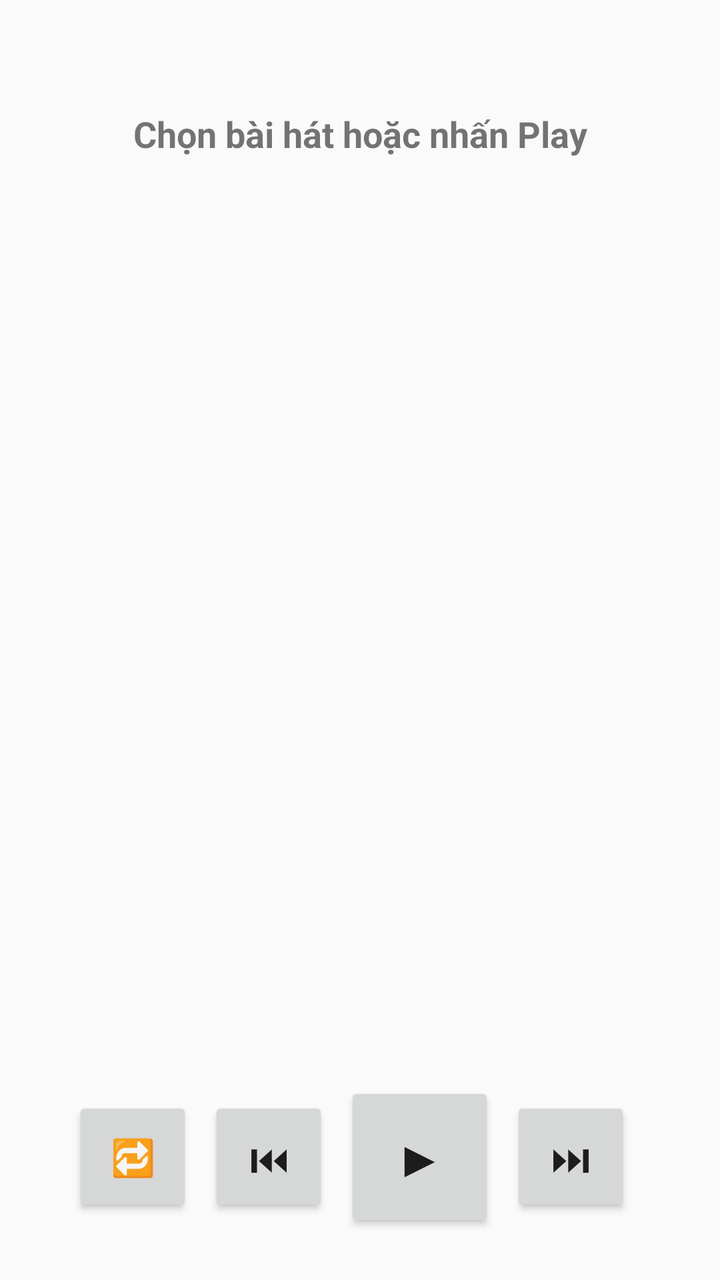
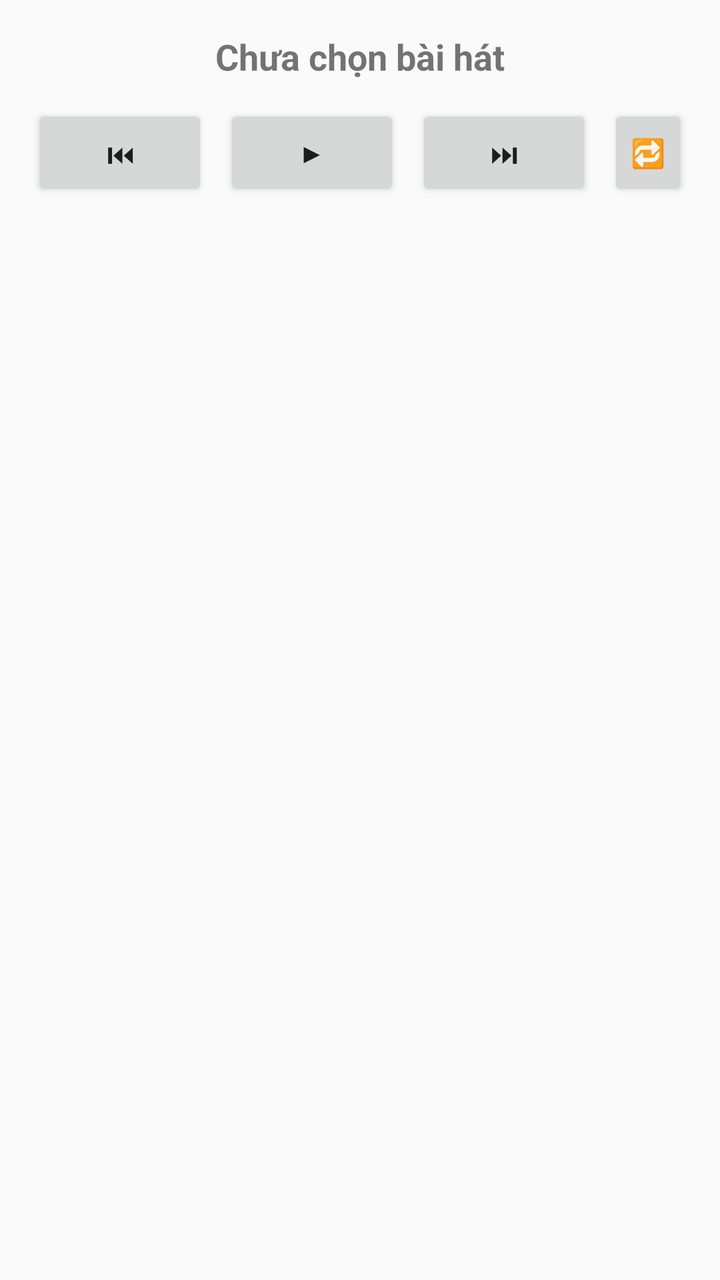

Before-and-after screenshots of an Android layout around one commit, followed by the original layout XML and the change that was made.
<!-- AndroidManifest.xml: application theme Theme.AppCompat.Light.NoActionBar -->
<!-- res/layout/activity_main.xml -->
<?xml version="1.0" encoding="utf-8"?>

<LinearLayout xmlns:android="http://schemas.android.com/apk/res/android"
    android:layout_width="match_parent"
    android:layout_height="match_parent"
    android:orientation="vertical"
    android:padding="16dp"
    android:gravity="center_horizontal">

    <TextView
        android:id="@+id/tvSongTitle"
        android:layout_width="match_parent"
        android:layout_height="0dp"
        android:layout_weight="1"
        android:text="Chọn bài hát hoặc nhấn Play"
        android:textSize="18sp"
        android:textStyle="bold"
        android:gravity="center"
        android:ellipsize="end"
        android:maxLines="2" />

    
    <ListView
        android:id="@+id/listViewSongs"
        android:layout_width="match_parent"
        android:layout_height="0dp"
        android:layout_weight="4"
        android:divider="#DDDDDD"
        android:dividerHeight="1dp" />

    
    <LinearLayout
        android:layout_width="match_parent"
        android:layout_height="wrap_content"
        android:orientation="horizontal"
        android:gravity="center"
        android:paddingTop="16dp"
        android:paddingBottom="8dp">

        <Button
            android:id="@+id/btnLoop"
            android:layout_width="60dp"
            android:layout_height="60dp"
            android:text="🔁"
            android:textSize="18sp" />

        <Button
            android:id="@+id/btnPrev"
            android:layout_width="60dp"
            android:layout_height="60dp"
            android:text="⏮"
            android:textSize="20sp"
            android:layout_marginStart="8dp" />

        <Button
            android:id="@+id/btnPlayPause"
            android:layout_width="75dp"
            android:layout_height="75dp"
            android:text="▶"
            android:textSize="26sp"
            android:layout_marginStart="8dp"
            android:layout_marginEnd="8dp" />

        <Button
            android:id="@+id/btnNext"
            android:layout_width="60dp"
            android:layout_height="60dp"
            android:text="⏭"
            android:textSize="20sp"
            android:layout_marginEnd="8dp" />
    </LinearLayout>

</LinearLayout>
<!-- resources referenced by this layout -->
<resources>

</resources>

<!-- the commit's change to res/layout/activity_main.xml (unified diff, before → after) -->
@@ -4,70 +4,71 @@
     android:layout_width="match_parent"
     android:layout_height="match_parent"
     android:orientation="vertical"
-    android:padding="16dp"
-    android:gravity="center_horizontal">
+    android:padding="16dp">
 
     <TextView
         android:id="@+id/tvSongTitle"
         android:layout_width="match_parent"
-        android:layout_height="0dp"
-        android:layout_weight="1"
-        android:text="Chọn bài hát hoặc nhấn Play"
+        android:layout_height="wrap_content"
+        android:text="Chưa chọn bài hát"
         android:textSize="18sp"
         android:textStyle="bold"
         android:gravity="center"
-        android:ellipsize="end"
-        android:maxLines="2" />
+        android:paddingBottom="12dp" />
 
-    
-    <ListView
-        android:id="@+id/listViewSongs"
-        android:layout_width="match_parent"
-        android:layout_height="0dp"
-        android:layout_weight="4"
-        android:divider="#DDDDDD"
-        android:dividerHeight="1dp" />
-
-    
     <LinearLayout
         android:layout_width="match_parent"
         android:layout_height="wrap_content"
         android:orientation="horizontal"
         android:gravity="center"
-        android:paddingTop="16dp"
-        android:paddingBottom="8dp">
-
-        <Button
-            android:id="@+id/btnLoop"
-            android:layout_width="60dp"
-            android:layout_height="60dp"
-            android:text="🔁"
-            android:textSize="18sp" />
+        android:paddingBottom="12dp">
 
         <Button
             android:id="@+id/btnPrev"
-            android:layout_width="60dp"
-            android:layout_height="60dp"
-            android:text="⏮"
-            android:textSize="20sp"
-            android:layout_marginStart="8dp" />
+            android:layout_width="wrap_content"
+            android:layout_height="wrap_content"
+            android:text="⏮" />
 
         <Button
             android:id="@+id/btnPlayPause"
-            android:layout_width="75dp"
-            android:layout_height="75dp"
+            android:layout_width="wrap_content"
+            android:layout_height="wrap_content"
             android:text="▶"
-            android:textSize="26sp"
             android:layout_marginStart="8dp"
             android:layout_marginEnd="8dp" />
 
         <Button
             android:id="@+id/btnNext"
-            android:layout_width="60dp"
-            android:layout_height="60dp"
-            android:text="⏭"
-            android:textSize="20sp"
-            android:layout_marginEnd="8dp" />
+            android:layout_width="wrap_content"
+            android:layout_height="wrap_content"
+            android:text="⏭" />
+
+        <Button
+            android:id="@+id/btnLoop"
+            android:layout_width="wrap_content"
+            android:layout_height="wrap_content"
+            android:text="🔁"
+            android:layout_marginStart="8dp" />
     </LinearLayout>
 
+    
+    <HorizontalScrollView
+        android:layout_width="match_parent"
+        android:layout_height="wrap_content"
+        android:scrollbars="none"
+        android:paddingBottom="8dp">
+
+        <LinearLayout
+            android:id="@+id/layoutPlaylists"
+            android:layout_width="wrap_content"
+            android:layout_height="wrap_content"
+            android:orientation="horizontal" />
+    </HorizontalScrollView>
+
+    <ListView
+        android:id="@+id/listViewSongs"
+        android:layout_width="match_parent"
+        android:layout_height="0dp"
+        android:layout_weight="1" />
+
 </LinearLayout>
